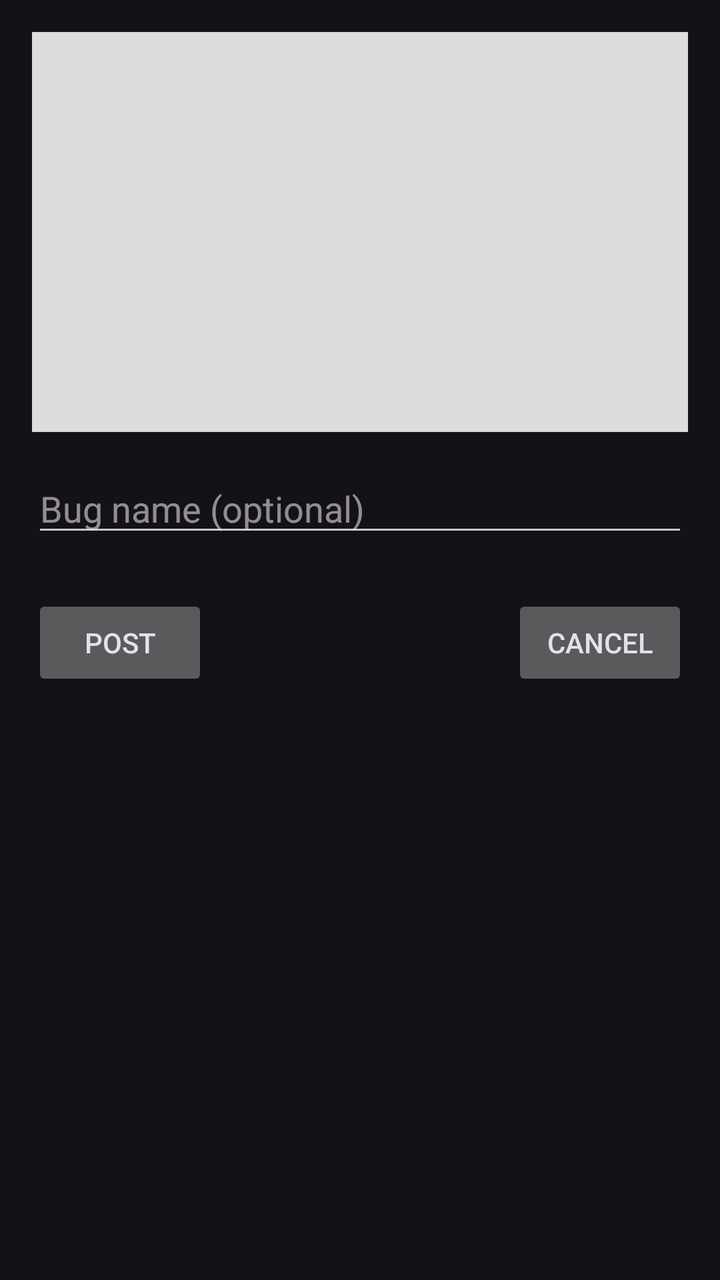
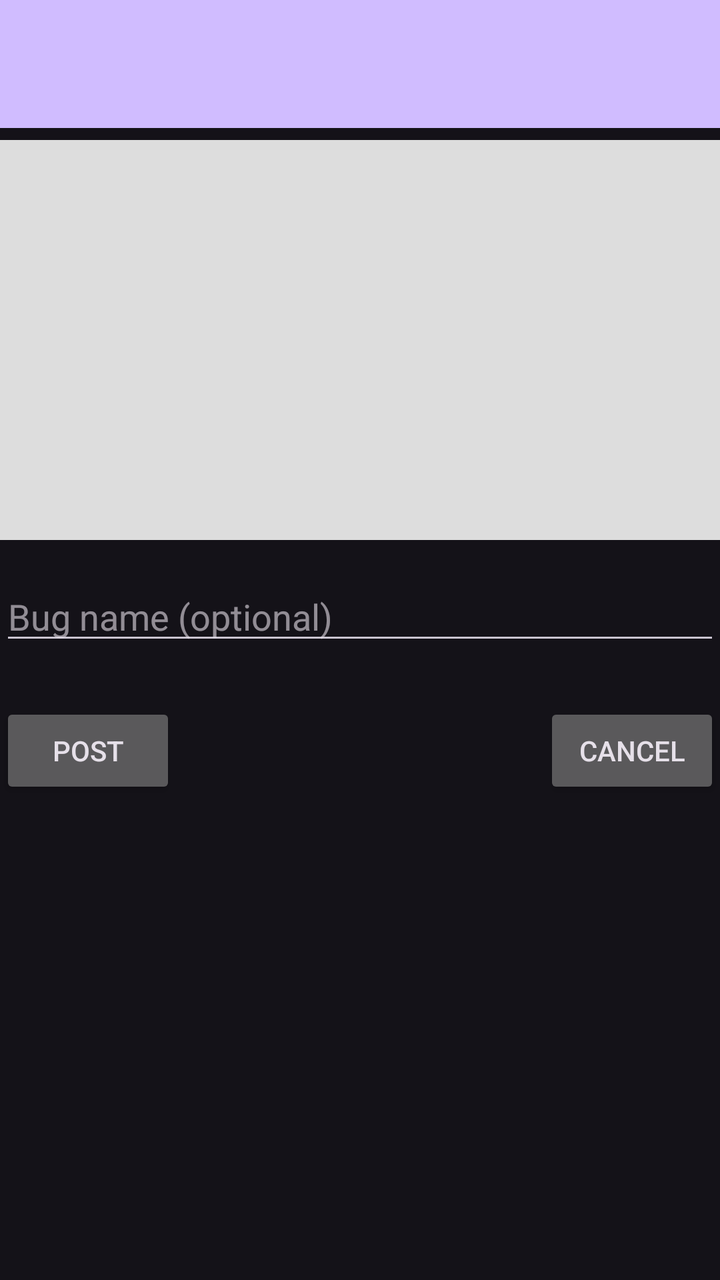

An Android layout rendered at two revisions. The XML below is the earlier revision; the diff shows what the commit changed to produce the second picture.
<!-- AndroidManifest.xml: activity theme Theme.PinABug -->
<!-- res/layout/activity_new_post.xml -->
<androidx.constraintlayout.widget.ConstraintLayout
    xmlns:android="http://schemas.android.com/apk/res/android"
    xmlns:app="http://schemas.android.com/apk/res-auto"
    xmlns:tools="http://schemas.android.com/tools"
    android:layout_width="match_parent"
    android:layout_height="match_parent"
    tools:ignore="HardcodedText"
    android:padding="16dp">

    
    <ImageView
        android:id="@+id/previewImage"
        android:layout_width="0dp"
        android:layout_height="200dp"
        android:scaleType="centerCrop"
        android:background="#DDDDDD"
        android:contentDescription="Selected image preview"
        app:layout_constraintTop_toTopOf="parent"
        app:layout_constraintStart_toStartOf="parent"
        app:layout_constraintEnd_toEndOf="parent"/>

    
    <EditText
        android:id="@+id/bugNameInput"
        android:layout_width="0dp"
        android:layout_height="wrap_content"
        android:hint="Bug name (optional)"
        app:layout_constraintTop_toBottomOf="@id/previewImage"
        app:layout_constraintStart_toStartOf="parent"
        app:layout_constraintEnd_toEndOf="parent"
        android:layout_marginTop="16dp"/>

    
    <Button
        android:id="@+id/postBtn"
        android:layout_width="wrap_content"
        android:layout_height="wrap_content"
        android:text="Post"
        app:layout_constraintTop_toBottomOf="@id/bugNameInput"
        app:layout_constraintStart_toStartOf="parent"
        android:layout_marginTop="24dp"/>

    
    <Button
        android:id="@+id/cancelBtn"
        android:layout_width="wrap_content"
        android:layout_height="wrap_content"
        android:text="Cancel"
        app:layout_constraintTop_toBottomOf="@id/bugNameInput"
        app:layout_constraintEnd_toEndOf="parent"
        android:layout_marginTop="24dp"/>
</androidx.constraintlayout.widget.ConstraintLayout>
<!-- resources referenced by this layout -->
<resources>
  <style name="Theme.PinABug" parent="Theme.Material3.Dark.NoActionBar" />
</resources>

<!-- the commit's change to res/layout/activity_new_post.xml (unified diff, before → after) -->
@@ -1,11 +1,27 @@
+<androidx.drawerlayout.widget.DrawerLayout
+    xmlns:android="http://schemas.android.com/apk/res/android"
+    xmlns:app="http://schemas.android.com/apk/res-auto"
+    xmlns:tools="http://schemas.android.com/tools"
+    android:id="@+id/drawerLayout"
+    android:layout_width="match_parent"
+    android:layout_height="match_parent">
+
 <androidx.constraintlayout.widget.ConstraintLayout
     xmlns:android="http://schemas.android.com/apk/res/android"
     xmlns:app="http://schemas.android.com/apk/res-auto"
     xmlns:tools="http://schemas.android.com/tools"
     android:layout_width="match_parent"
     android:layout_height="match_parent"
-    tools:ignore="HardcodedText"
-    android:padding="16dp">
+    tools:ignore="HardcodedText">
+
+    
+    <androidx.appcompat.widget.Toolbar
+        android:id="@+id/toolbar"
+        android:layout_width="match_parent"
+        android:layout_height="?attr/actionBarSize"
+        android:background="?attr/colorPrimary"
+        android:theme="@style/ThemeOverlay.AppCompat.Dark.ActionBar"
+        tools:ignore="MissingConstraints" />
 
     
     <ImageView
@@ -14,6 +30,7 @@
         android:layout_height="200dp"
         android:scaleType="centerCrop"
         android:background="#DDDDDD"
+        android:layout_marginTop="70dp"
         android:contentDescription="Selected image preview"
         app:layout_constraintTop_toTopOf="parent"
         app:layout_constraintStart_toStartOf="parent"
@@ -50,3 +67,14 @@
         app:layout_constraintEnd_toEndOf="parent"
         android:layout_marginTop="24dp"/>
 </androidx.constraintlayout.widget.ConstraintLayout>
+
+    
+    <com.google.android.material.navigation.NavigationView
+        android:id="@+id/navigationView"
+        android:layout_width="wrap_content"
+        android:layout_height="match_parent"
+        android:layout_gravity="start"
+        android:fitsSystemWindows="true"
+        android:background="@android:color/white"
+        app:menu="@menu/drawer_menu"/>
+</androidx.drawerlayout.widget.DrawerLayout>
